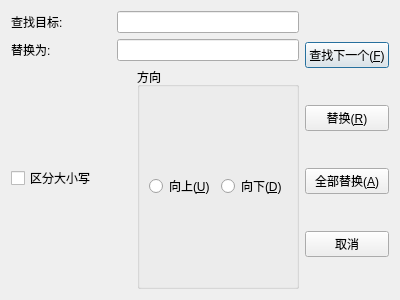
Qt form MyNotepad/replacedialog.ui (wohaoleiaaa/qt) before a commit.
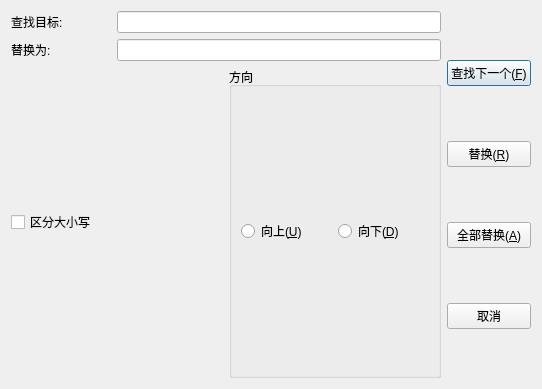
The same form after that commit.

```diff
--- a/MyNotepad/replacedialog.ui
+++ b/MyNotepad/replacedialog.ui
@@ -6,8 +6,8 @@
    <rect>
     <x>0</x>
     <y>0</y>
-    <width>400</width>
-    <height>300</height>
+    <width>542</width>
+    <height>389</height>
    </rect>
   </property>
   <property name="windowTitle">
```
